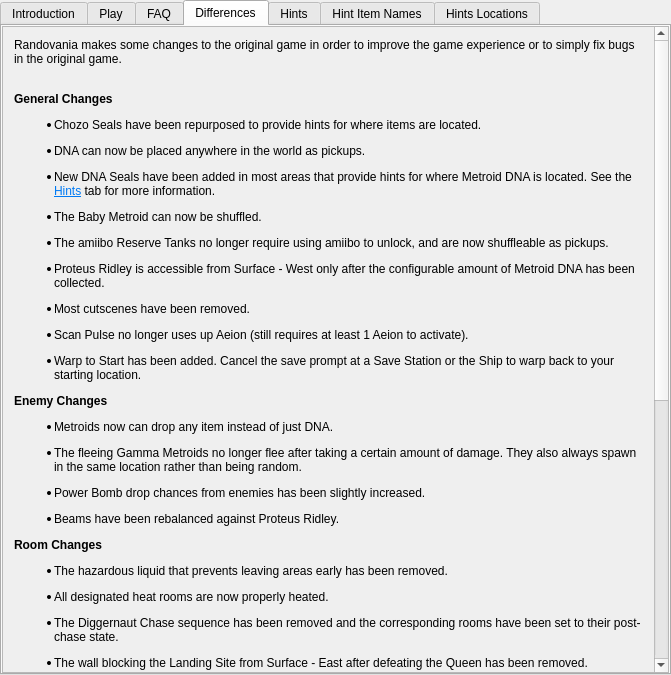
The window that randovania/gui/ui_files/games_tab_samusreturns_widget.ui (randovania/randovania) describes before a commit, drawn with Qt 5.
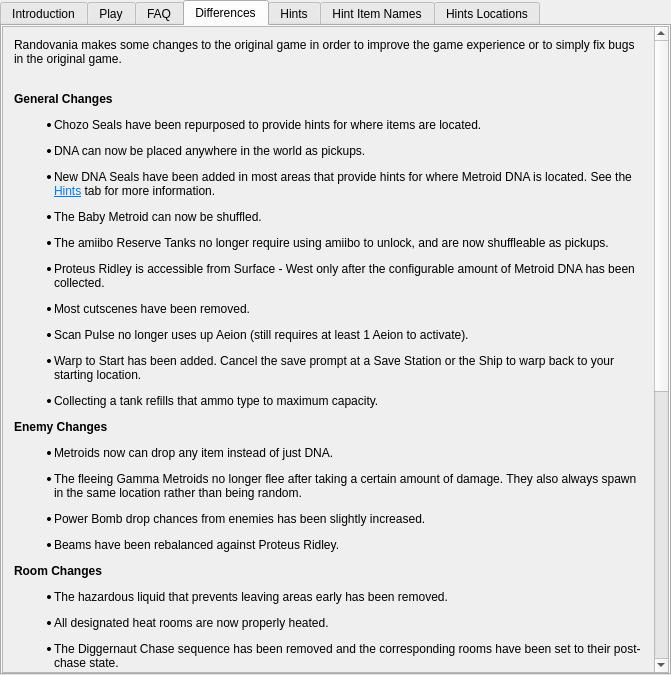
The same window after the commit. The open tabs and pages were chosen to show the change. Custom widgets are drawn as their Qt base class.

```diff
--- a/randovania/gui/ui_files/games_tab_samusreturns_widget.ui
+++ b/randovania/gui/ui_files/games_tab_samusreturns_widget.ui
@@ -151,14 +151,14 @@
       <x>0</x>
       <y>0</y>
       <width>651</width>
-      <height>1027</height>
+      <height>1052</height>
      </rect>
     </property>
     <layout class="QVBoxLayout" name="verticalLayout">
      <item>
       <widget class="QLabel" name="differences_label">
        <property name="text">
-        <string>&lt;html&gt;&lt;head/&gt;&lt;body&gt;&lt;p&gt;Randovania makes some changes to the original game in order to improve the game experience or to simply fix bugs in the original game.&lt;/p&gt;&lt;p&gt;&lt;br/&gt;&lt;span style=&quot; font-weight:600;&quot;&gt;General Changes&lt;/span&gt;&lt;/p&gt;&lt;ul style=&quot;margin-top: 0px; margin-bottom: 0px; margin-left: 0px; margin-right: 0px; -qt-list-indent: 1;&quot;&gt;&lt;li style=&quot; margin-top:12px; margin-bottom:0px; margin-left:0px; margin-right:0px; -qt-block-indent:0; text-indent:0px;&quot;&gt;Chozo Seals have been repurposed to provide hints for where items are located.&lt;/li&gt;&lt;/ul&gt;&lt;ul style=&quot;margin-top: 0px; margin-bottom: 0px; margin-left: 0px; margin-right: 0px; -qt-list-indent: 1;&quot;&gt;&lt;li style=&quot; margin-top:12px; margin-bottom:0px; margin-left:0px; margin-right:0px; -qt-block-indent:0; text-indent:0px;&quot;&gt;DNA can now be placed anywhere in the world as pickups.&lt;/li&gt;&lt;ul style=&quot;margin-top: 0px; margin-bottom: 0px; margin-left: 0px; margin-right: 0px; -qt-list-indent: 1;&quot;&gt;&lt;li style=&quot; margin-top:12px; margin-bottom:0px; margin-left:0px; margin-right:0px; -qt-block-indent:0; text-indent:0px;&quot;&gt; New DNA Seals have been added in most areas that provide hints for where Metroid DNA is located. See the &lt;a href=&quot;tab:/Hints&quot;&gt;&lt;span style=&quot; text-decoration: underline; color:#007af4;&quot;&gt;Hints&lt;/span&gt;&lt;/a&gt; tab for more information.&lt;/li&gt;&lt;/ul&gt;&lt;li style=&quot; margin-top:12px; margin-bottom:0px; margin-left:0px; margin-right:0px; -qt-block-indent:0; text-indent:0px;&quot;&gt;The Baby Metroid can now be shuffled.&lt;/li&gt;&lt;/ul&gt;&lt;ul style=&quot;margin-top: 0px; margin-bottom: 0px; margin-left: 0px; margin-right: 0px; -qt-list-indent: 1;&quot;&gt;&lt;li style=&quot; margin-top:12px; margin-bottom:0px; margin-left:0px; margin-right:0px; -qt-block-indent:0; text-indent:0px;&quot;&gt;The amiibo Reserve Tanks no longer require using amiibo to unlock, and are now shuffleable as pickups.&lt;/li&gt;&lt;li style=&quot; margin-top:12px; margin-bottom:0px; margin-left:0px; margin-right:0px; -qt-block-indent:0; text-indent:0px;&quot;&gt;Proteus Ridley is accessible from Surface - West only after the configurable amount of Metroid DNA has been collected.&lt;/li&gt;&lt;li style=&quot; margin-top:12px; margin-bottom:0px; margin-left:0px; margin-right:0px; -qt-block-indent:0; text-indent:0px;&quot;&gt;Most cutscenes have been removed.&lt;/li&gt;&lt;li style=&quot; margin-top:12px; margin-bottom:0px; margin-left:0px; margin-right:0px; -qt-block-indent:0; text-indent:0px;&quot;&gt;Scan Pulse no longer uses up Aeion (still requires at least 1 Aeion to activate).&lt;/li&gt;&lt;li style=&quot; margin-top:12px; margin-bottom:0px; margin-left:0px; margin-right:0px; -qt-block-indent:0; text-indent:0px;&quot;&gt;Warp to Start has been added. Cancel the save prompt at a Save Station or the Ship to warp back to your starting location.&lt;/li&gt;&lt;/ul&gt;&lt;p&gt;&lt;span style=&quot; font-weight:600;&quot;&gt;Enemy Changes&lt;/span&gt;&lt;/p&gt;&lt;ul style=&quot;margin-top: 0px; margin-bottom: 0px; margin-left: 0px; margin-right: 0px; -qt-list-indent: 1;&quot;&gt;&lt;li style=&quot; margin-top:12px; margin-bottom:0px; margin-left:0px; margin-right:0px; -qt-block-indent:0; text-indent:0px;&quot;&gt;Metroids now can drop any item instead of just DNA.&lt;/li&gt;&lt;/ul&gt;&lt;ul style=&quot;margin-top: 0px; margin-bottom: 0px; margin-left: 0px; margin-right: 0px; -qt-list-indent: 1;&quot;&gt;&lt;li style=&quot; margin-top:12px; margin-bottom:0px; margin-left:0px; margin-right:0px; -qt-block-indent:0; text-indent:0px;&quot;&gt;The fleeing Gamma Metroids no longer flee after taking a certain amount of damage. They also always spawn in the same location rather than being random.&lt;/li&gt;&lt;/ul&gt;&lt;ul style=&quot;margin-top: 0px; margin-bottom: 0px; margin-left: 0px; margin-right: 0px; -qt-list-indent: 1;&quot;&gt;&lt;li style=&quot; margin-top:12px; margin-bottom:0px; margin-left:0px; margin-right:0px; -qt-block-indent:0; text-indent:0px;&quot;&gt;Power Bomb drop chances from enemies has been slightly increased.&lt;/li&gt;&lt;li style=&quot; margin-top:12px; margin-bottom:0px; margin-left:0px; margin-right:0px; -qt-block-indent:0; text-indent:0px;&quot;&gt;Beams have been rebalanced against Proteus Ridley.&lt;/li&gt;&lt;/ul&gt;&lt;p&gt;&lt;span style=&quot; font-weight:600;&quot;&gt;Room Changes&lt;/span&gt;&lt;/p&gt;&lt;ul style=&quot;margin-top: 0px; margin-bottom: 0px; margin-left: 0px; margin-right: 0px; -qt-list-indent: 1;&quot;&gt;&lt;li style=&quot; margin-top:12px; margin-bottom:0px; margin-left:0px; margin-right:0px; -qt-block-indent:0; text-indent:0px;&quot;&gt;The hazardous liquid that prevents leaving areas early has been removed.&lt;/li&gt;&lt;/ul&gt;&lt;ul style=&quot;margin-top: 0px; margin-bottom: 0px; margin-left: 0px; margin-right: 0px; -qt-list-indent: 1;&quot;&gt;&lt;li style=&quot; margin-top:12px; margin-bottom:0px; margin-left:0px; margin-right:0px; -qt-block-indent:0; text-indent:0px;&quot;&gt;All designated heat rooms are now properly heated.&lt;/li&gt;&lt;/ul&gt;&lt;ul style=&quot;margin-top: 0px; margin-bottom: 0px; margin-left: 0px; margin-right: 0px; -qt-list-indent: 1;&quot;&gt;&lt;li style=&quot; margin-top:12px; margin-bottom:0px; margin-left:0px; margin-right:0px; -qt-block-indent:0; text-indent:0px;&quot;&gt;The Diggernaut Chase sequence has been removed and the corresponding rooms have been set to their post-chase state.&lt;/li&gt;&lt;li style=&quot; margin-top:12px; margin-bottom:0px; margin-left:0px; margin-right:0px; -qt-block-indent:0; text-indent:0px;&quot;&gt;The wall blocking the Landing Site from Surface - East after defeating the Queen has been removed.&lt;/li&gt;&lt;li style=&quot; margin-top:12px; margin-bottom:0px; margin-left:0px; margin-right:0px; -qt-block-indent:0; text-indent:0px;&quot;&gt;In the vanilla game, the Surface area where Proteus Ridley resides is a separate map from the starting Surface. These are normally not connected. This has been changed to warp the player to the other Surface map by passing the Baby blocks in the Landing Site. Once enough DNA is collected to access Ridley, you can no longer warp from Surface West to Surface East.&lt;/li&gt;&lt;/ul&gt;&lt;p&gt;&lt;span style=&quot; font-weight:600;&quot;&gt;Door Changes&lt;/span&gt;&lt;/p&gt;&lt;ul style=&quot;margin-top: 0px; margin-bottom: 0px; margin-left: 0px; margin-right: 0px; -qt-list-indent: 1;&quot;&gt;&lt;li style=&quot; margin-top:12px; margin-bottom:0px; margin-left:0px; margin-right:0px; -qt-block-indent:0; text-indent:0px;&quot;&gt;Most Charge Beam doors at the entrance and exit of every area have been changed to Power Beam doors, excluding Area 4 - Crystal Mines and Area 6.&lt;/li&gt;&lt;li style=&quot; margin-top:12px; margin-bottom:0px; margin-left:0px; margin-right:0px; -qt-block-indent:0; text-indent:0px;&quot;&gt;Most beam doors are now double-sided. This simplifies traversing through areas in reverse.&lt;/li&gt;&lt;li style=&quot; margin-top:12px; margin-bottom:0px; margin-left:0px; margin-right:0px; -qt-block-indent:0; text-indent:0px;&quot;&gt;Some one-way doors are now two-way to prevent softlocks or make traversal less restrictive. These include: &lt;br/&gt;&lt;br/&gt;&lt;span style=&quot; font-weight:600;&quot;&gt;Area1&lt;/span&gt;&lt;br/&gt;&lt;/li&gt;&lt;/ul&gt;&lt;ul type=&quot;circle&quot; style=&quot;margin-top: 0px; margin-bottom: 0px; margin-left: 0px; margin-right: 0px; -qt-list-indent: 2;&quot;&gt;&lt;li style=&quot; margin-top:0px; margin-bottom:0px; margin-left:0px; margin-right:0px; -qt-block-indent:0; text-indent:0px;&quot;&gt;Bomb Chamber to Bomb Chamber Access&lt;/li&gt;&lt;ul type=&quot;circle&quot; style=&quot;margin-top: 0px; margin-bottom: 0px; margin-left: 0px; margin-right: 0px; -qt-list-indent: 2;&quot;&gt;&lt;li style=&quot; margin-top:0px; margin-bottom:0px; margin-left:0px; margin-right:0px; -qt-block-indent:0; text-indent:0px;&quot;&gt;Temple Exterior to Inner Temple East Hall &lt;/li&gt;&lt;/ul&gt;&lt;li style=&quot; margin-top:0px; margin-bottom:0px; margin-left:0px; margin-right:0px; -qt-block-indent:0; text-indent:0px;&quot;&gt;Exterior Alpha Arena to Temple Exterior&lt;/li&gt;&lt;p&gt;&lt;span style=&quot; font-weight:600;&quot;&gt;Area 3&lt;/span&gt;&lt;/p&gt;&lt;li style=&quot; margin-top:0px; margin-bottom:0px; margin-left:0px; margin-right:0px; -qt-block-indent:0; text-indent:0px;&quot;&gt;The one-way doors in Transport to Area 2 and Transport to Area 4&lt;/li&gt;&lt;p&gt;&lt;span style=&quot; font-weight:600;&quot;&gt;Area 4&lt;/span&gt;&lt;/p&gt;&lt;ul type=&quot;circle&quot; style=&quot;margin-top: 0px; margin-bottom: 0px; margin-left: 0px; margin-right: 0px; -qt-list-indent: 2;&quot;&gt;&lt;li style=&quot; margin-top:0px; margin-bottom:0px; margin-left:0px; margin-right:0px; -qt-block-indent:0; text-indent:0px;&quot;&gt;Caves Intersection Terminal to Transport to Area 3 and Crystal Mines&lt;/li&gt;&lt;/ul&gt;&lt;li style=&quot; margin-top:0px; margin-bottom:0px; margin-left:0px; margin-right:0px; -qt-block-indent:0; text-indent:0px;&quot;&gt;Mines Intersection Terminal to Super Missile Chamber&lt;/li&gt;&lt;p&gt;&lt;span style=&quot; font-weight:600;&quot;&gt;Area 5&lt;/span&gt;&lt;/p&gt;&lt;li style=&quot; margin-top:0px; margin-bottom:0px; margin-left:0px; margin-right:0px; -qt-block-indent:0; text-indent:0px;&quot;&gt;Plasma Beam Chamber to Grapple Shuffler and Autrack Acropolis&lt;/li&gt;&lt;li style=&quot; margin-top:0px; margin-bottom:0px; margin-left:0px; margin-right:0px; -qt-block-indent:0; text-indent:0px;&quot;&gt;Gravity Suit Chamber to Gravity Suit Chamber Access&lt;/li&gt;&lt;/ul&gt;&lt;/body&gt;&lt;/html&gt;</string>
+        <string>&lt;html&gt;&lt;head/&gt;&lt;body&gt;&lt;p&gt;Randovania makes some changes to the original game in order to improve the game experience or to simply fix bugs in the original game.&lt;/p&gt;&lt;p&gt;&lt;br/&gt;&lt;span style=&quot; font-weight:600;&quot;&gt;General Changes&lt;/span&gt;&lt;/p&gt;&lt;ul style=&quot;margin-top: 0px; margin-bottom: 0px; margin-left: 0px; margin-right: 0px; -qt-list-indent: 1;&quot;&gt;&lt;li style=&quot; margin-top:12px; margin-bottom:0px; margin-left:0px; margin-right:0px; -qt-block-indent:0; text-indent:0px;&quot;&gt;Chozo Seals have been repurposed to provide hints for where items are located.&lt;/li&gt;&lt;/ul&gt;&lt;ul style=&quot;margin-top: 0px; margin-bottom: 0px; margin-left: 0px; margin-right: 0px; -qt-list-indent: 1;&quot;&gt;&lt;li style=&quot; margin-top:12px; margin-bottom:0px; margin-left:0px; margin-right:0px; -qt-block-indent:0; text-indent:0px;&quot;&gt;DNA can now be placed anywhere in the world as pickups.&lt;/li&gt;&lt;ul style=&quot;margin-top: 0px; margin-bottom: 0px; margin-left: 0px; margin-right: 0px; -qt-list-indent: 1;&quot;&gt;&lt;li style=&quot; margin-top:12px; margin-bottom:0px; margin-left:0px; margin-right:0px; -qt-block-indent:0; text-indent:0px;&quot;&gt;New DNA Seals have been added in most areas that provide hints for where Metroid DNA is located. See the &lt;a href=&quot;tab:/Hints&quot;&gt;&lt;span style=&quot; text-decoration: underline; color:#007af4;&quot;&gt;Hints&lt;/span&gt;&lt;/a&gt; tab for more information.&lt;/li&gt;&lt;/ul&gt;&lt;li style=&quot; margin-top:12px; margin-bottom:0px; margin-left:0px; margin-right:0px; -qt-block-indent:0; text-indent:0px;&quot;&gt;The Baby Metroid can now be shuffled.&lt;/li&gt;&lt;/ul&gt;&lt;ul style=&quot;margin-top: 0px; margin-bottom: 0px; margin-left: 0px; margin-right: 0px; -qt-list-indent: 1;&quot;&gt;&lt;li style=&quot; margin-top:12px; margin-bottom:0px; margin-left:0px; margin-right:0px; -qt-block-indent:0; text-indent:0px;&quot;&gt;The amiibo Reserve Tanks no longer require using amiibo to unlock, and are now shuffleable as pickups.&lt;/li&gt;&lt;li style=&quot; margin-top:12px; margin-bottom:0px; margin-left:0px; margin-right:0px; -qt-block-indent:0; text-indent:0px;&quot;&gt;Proteus Ridley is accessible from Surface - West only after the configurable amount of Metroid DNA has been collected.&lt;/li&gt;&lt;li style=&quot; margin-top:12px; margin-bottom:0px; margin-left:0px; margin-right:0px; -qt-block-indent:0; text-indent:0px;&quot;&gt;Most cutscenes have been removed.&lt;/li&gt;&lt;li style=&quot; margin-top:12px; margin-bottom:0px; margin-left:0px; margin-right:0px; -qt-block-indent:0; text-indent:0px;&quot;&gt;Scan Pulse no longer uses up Aeion (still requires at least 1 Aeion to activate).&lt;/li&gt;&lt;li style=&quot; margin-top:12px; margin-bottom:0px; margin-left:0px; margin-right:0px; -qt-block-indent:0; text-indent:0px;&quot;&gt;Warp to Start has been added. Cancel the save prompt at a Save Station or the Ship to warp back to your starting location.&lt;/li&gt;&lt;li style=&quot; margin-top:12px; margin-bottom:0px; margin-left:0px; margin-right:0px; -qt-block-indent:0; text-indent:0px;&quot;&gt;Collecting a tank refills that ammo type to maximum capacity.&lt;/li&gt;&lt;/ul&gt;&lt;p&gt;&lt;span style=&quot; font-weight:600;&quot;&gt;Enemy Changes&lt;/span&gt;&lt;/p&gt;&lt;ul style=&quot;margin-top: 0px; margin-bottom: 0px; margin-left: 0px; margin-right: 0px; -qt-list-indent: 1;&quot;&gt;&lt;li style=&quot; margin-top:12px; margin-bottom:0px; margin-left:0px; margin-right:0px; -qt-block-indent:0; text-indent:0px;&quot;&gt;Metroids now can drop any item instead of just DNA.&lt;/li&gt;&lt;/ul&gt;&lt;ul style=&quot;margin-top: 0px; margin-bottom: 0px; margin-left: 0px; margin-right: 0px; -qt-list-indent: 1;&quot;&gt;&lt;li style=&quot; margin-top:12px; margin-bottom:0px; margin-left:0px; margin-right:0px; -qt-block-indent:0; text-indent:0px;&quot;&gt;The fleeing Gamma Metroids no longer flee after taking a certain amount of damage. They also always spawn in the same location rather than being random.&lt;/li&gt;&lt;/ul&gt;&lt;ul style=&quot;margin-top: 0px; margin-bottom: 0px; margin-left: 0px; margin-right: 0px; -qt-list-indent: 1;&quot;&gt;&lt;li style=&quot; margin-top:12px; margin-bottom:0px; margin-left:0px; margin-right:0px; -qt-block-indent:0; text-indent:0px;&quot;&gt;Power Bomb drop chances from enemies has been slightly increased.&lt;/li&gt;&lt;li style=&quot; margin-top:12px; margin-bottom:0px; margin-left:0px; margin-right:0px; -qt-block-indent:0; text-indent:0px;&quot;&gt;Beams have been rebalanced against Proteus Ridley.&lt;/li&gt;&lt;/ul&gt;&lt;p&gt;&lt;span style=&quot; font-weight:600;&quot;&gt;Room Changes&lt;/span&gt;&lt;/p&gt;&lt;ul style=&quot;margin-top: 0px; margin-bottom: 0px; margin-left: 0px; margin-right: 0px; -qt-list-indent: 1;&quot;&gt;&lt;li style=&quot; margin-top:12px; margin-bottom:0px; margin-left:0px; margin-right:0px; -qt-block-indent:0; text-indent:0px;&quot;&gt;The hazardous liquid that prevents leaving areas early has been removed.&lt;/li&gt;&lt;/ul&gt;&lt;ul style=&quot;margin-top: 0px; margin-bottom: 0px; margin-left: 0px; margin-right: 0px; -qt-list-indent: 1;&quot;&gt;&lt;li style=&quot; margin-top:12px; margin-bottom:0px; margin-left:0px; margin-right:0px; -qt-block-indent:0; text-indent:0px;&quot;&gt;All designated heat rooms are now properly heated.&lt;/li&gt;&lt;/ul&gt;&lt;ul style=&quot;margin-top: 0px; margin-bottom: 0px; margin-left: 0px; margin-right: 0px; -qt-list-indent: 1;&quot;&gt;&lt;li style=&quot; margin-top:12px; margin-bottom:0px; margin-left:0px; margin-right:0px; -qt-block-indent:0; text-indent:0px;&quot;&gt;The Diggernaut Chase sequence has been removed and the corresponding rooms have been set to their post-chase state.&lt;/li&gt;&lt;li style=&quot; margin-top:12px; margin-bottom:0px; margin-left:0px; margin-right:0px; -qt-block-indent:0; text-indent:0px;&quot;&gt;The wall blocking the Landing Site from Surface - East after defeating the Queen has been removed.&lt;/li&gt;&lt;li style=&quot; margin-top:12px; margin-bottom:0px; margin-left:0px; margin-right:0px; -qt-block-indent:0; text-indent:0px;&quot;&gt;In the vanilla game, the Surface area where Proteus Ridley resides is a separate map from the starting Surface. These are normally not connected. This has been changed to warp the player to the other Surface map by passing the Baby blocks in the Landing Site. Once enough DNA is collected to access Ridley, you can no longer warp from Surface West to Surface East.&lt;/li&gt;&lt;/ul&gt;&lt;p&gt;&lt;span style=&quot; font-weight:600;&quot;&gt;Door Changes&lt;/span&gt;&lt;/p&gt;&lt;ul style=&quot;margin-top: 0px; margin-bottom: 0px; margin-left: 0px; margin-right: 0px; -qt-list-indent: 1;&quot;&gt;&lt;li style=&quot; margin-top:12px; margin-bottom:0px; margin-left:0px; margin-right:0px; -qt-block-indent:0; text-indent:0px;&quot;&gt;Most Charge Beam doors at the entrance and exit of every area have been changed to Power Beam doors, excluding Area 4 - Crystal Mines and Area 6.&lt;/li&gt;&lt;li style=&quot; margin-top:12px; margin-bottom:0px; margin-left:0px; margin-right:0px; -qt-block-indent:0; text-indent:0px;&quot;&gt;Most beam doors are now double-sided. This simplifies traversing through areas in reverse.&lt;/li&gt;&lt;li style=&quot; margin-top:12px; margin-bottom:0px; margin-left:0px; margin-right:0px; -qt-block-indent:0; text-indent:0px;&quot;&gt;Some one-way doors are now two-way to prevent softlocks or make traversal less restrictive. These include: &lt;br/&gt;&lt;br/&gt;&lt;span style=&quot; font-weight:600;&quot;&gt;Area1&lt;/span&gt;&lt;br/&gt;&lt;/li&gt;&lt;/ul&gt;&lt;ul type=&quot;circle&quot; style=&quot;margin-top: 0px; margin-bottom: 0px; margin-left: 0px; margin-right: 0px; -qt-list-indent: 2;&quot;&gt;&lt;li style=&quot; margin-top:0px; margin-bottom:0px; margin-left:0px; margin-right:0px; -qt-block-indent:0; text-indent:0px;&quot;&gt;Bomb Chamber to Bomb Chamber Access&lt;/li&gt;&lt;ul type=&quot;circle&quot; style=&quot;margin-top: 0px; margin-bottom: 0px; margin-left: 0px; margin-right: 0px; -qt-list-indent: 2;&quot;&gt;&lt;li style=&quot; margin-top:0px; margin-bottom:0px; margin-left:0px; margin-right:0px; -qt-block-indent:0; text-indent:0px;&quot;&gt;Temple Exterior to Inner Temple East Hall &lt;/li&gt;&lt;/ul&gt;&lt;li style=&quot; margin-top:0px; margin-bottom:0px; margin-left:0px; margin-right:0px; -qt-block-indent:0; text-indent:0px;&quot;&gt;Exterior Alpha Arena to Temple Exterior&lt;/li&gt;&lt;p&gt;&lt;span style=&quot; font-weight:600;&quot;&gt;Area 3&lt;/span&gt;&lt;/p&gt;&lt;li style=&quot; margin-top:0px; margin-bottom:0px; margin-left:0px; margin-right:0px; -qt-block-indent:0; text-indent:0px;&quot;&gt;The one-way doors in Transport to Area 2 and Transport to Area 4&lt;/li&gt;&lt;p&gt;&lt;span style=&quot; font-weight:600;&quot;&gt;Area 4&lt;/span&gt;&lt;/p&gt;&lt;ul type=&quot;circle&quot; style=&quot;margin-top: 0px; margin-bottom: 0px; margin-left: 0px; margin-right: 0px; -qt-list-indent: 2;&quot;&gt;&lt;li style=&quot; margin-top:0px; margin-bottom:0px; margin-left:0px; margin-right:0px; -qt-block-indent:0; text-indent:0px;&quot;&gt;Caves Intersection Terminal to Transport to Area 3 and Crystal Mines&lt;/li&gt;&lt;/ul&gt;&lt;li style=&quot; margin-top:0px; margin-bottom:0px; margin-left:0px; margin-right:0px; -qt-block-indent:0; text-indent:0px;&quot;&gt;Mines Intersection Terminal to Super Missile Chamber&lt;/li&gt;&lt;p&gt;&lt;span style=&quot; font-weight:600;&quot;&gt;Area 5&lt;/span&gt;&lt;/p&gt;&lt;li style=&quot; margin-top:0px; margin-bottom:0px; margin-left:0px; margin-right:0px; -qt-block-indent:0; text-indent:0px;&quot;&gt;Plasma Beam Chamber to Grapple Shuffler and Autrack Acropolis&lt;/li&gt;&lt;li style=&quot; margin-top:0px; margin-bottom:0px; margin-left:0px; margin-right:0px; -qt-block-indent:0; text-indent:0px;&quot;&gt;Gravity Suit Chamber to Gravity Suit Chamber Access&lt;/li&gt;&lt;/ul&gt;&lt;/body&gt;&lt;/html&gt;</string>
        </property>
        <property name="alignment">
         <set>Qt::AlignLeading|Qt::AlignLeft|Qt::AlignTop</set>
```
